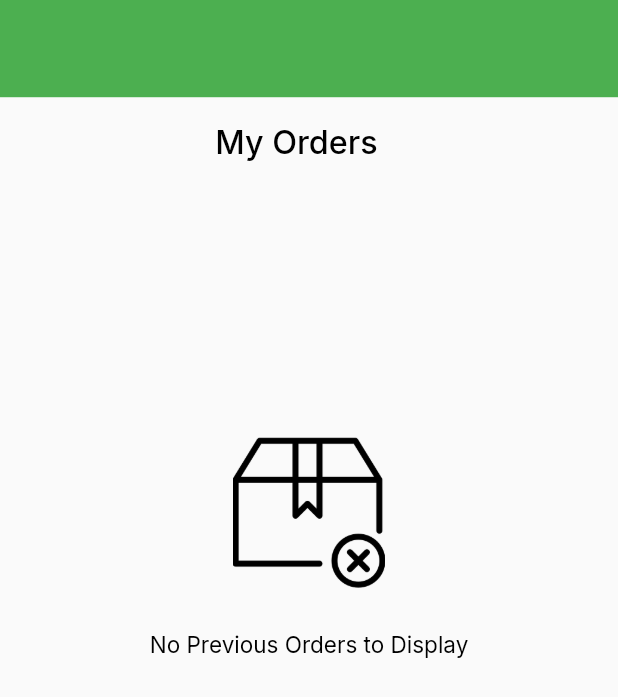
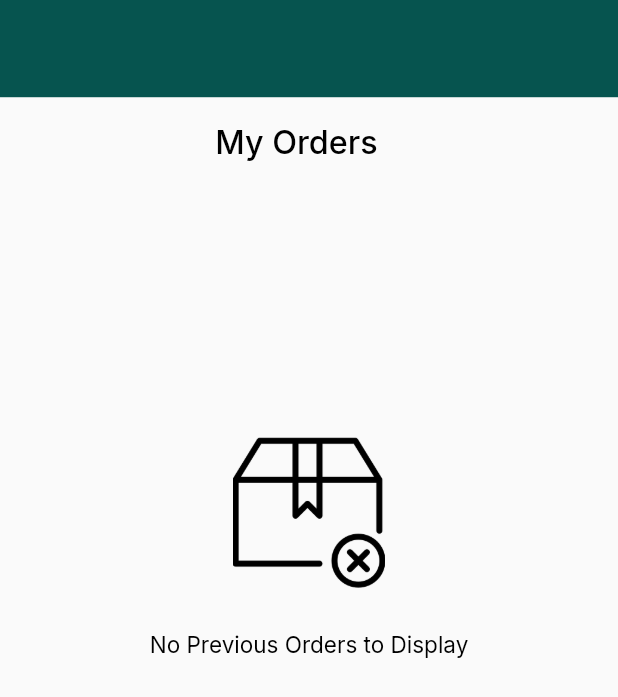
Before and after one commit to Y4S1-SASA/automobile-spare-parts-app, a Flutter app: the OrderList screen opened directly, on a phone screen of 412 x 824 dp. Shown: the top 697 px of the screen. Run offline on Flutter 3.47's test engine with Material 2 defaults, Android fonts, the phone set to English and light mode, and no system bars; our stand-ins replace accordion, cloud_firestore, firebase_auth, firebase_core, firebase_database, firebase_storage and 5 more; missing offline and left inert: confirm_dialog, dart:ffi; accounts and stored records are empty; network calls fail.

Commit message:
theme color changed

```diff
--- a/lib/view/screens/articles/articles-list.dart
+++ b/lib/view/screens/articles/articles-list.dart
@@ -240,7 +240,7 @@ class _ListArticlesState extends State<ListArticles> {
                                                                 vertical: 3),
                                                         decoration:
                                                             BoxDecoration(
-                                                          color: Colors.green,
+                                                          color: Color.fromARGB(255, 6, 84, 79),
                                                           borderRadius:
                                                               BorderRadius
                                                                   .circular(16),
--- a/lib/view/screens/item/item.edit.dart
+++ b/lib/view/screens/item/item.edit.dart
@@ -156,7 +156,7 @@ class _EditItemScreenState extends State<EditItemScreen> {
                     decoration: BoxDecoration(
                       shape: BoxShape.circle,
                       border: Border.all(width: 4, color: Colors.white),
-                      color: Colors.green,
+                      color: Color.fromARGB(255, 6, 84, 79),
                     ),
                     child: GestureDetector(
                         onTap: () async {
--- a/lib/view/screens/item/save.item.dart
+++ b/lib/view/screens/item/save.item.dart
@@ -147,7 +147,7 @@ class _SaveItemState extends State<SaveItem> {
                     decoration: BoxDecoration(
                       shape: BoxShape.circle,
                       border: Border.all(width: 4, color: Colors.white),
-                      color: Colors.green,
+                      color: Color.fromARGB(255, 6, 84, 79),
                     ),
                     child: GestureDetector(
                         onTap: () async {
--- a/lib/view/screens/reservations/screens/order-edit.dart
+++ b/lib/view/screens/reservations/screens/order-edit.dart
@@ -88,7 +88,7 @@ class _EditOrderState extends State<EditOrder> {
             Container(
               height: 70 * fem,
               width: double.infinity,
-              color: Colors.green,
+              color: Color.fromARGB(255, 6, 84, 79),
             ),
             Container(
               margin:
--- a/lib/view/screens/reservations/screens/order-list.dart
+++ b/lib/view/screens/reservations/screens/order-list.dart
@@ -68,7 +68,7 @@ class _OrderListState extends State<OrderList> {
                   Container(
                     height: 70 * fem,
                     width: double.infinity,
-                    color: Colors.green,
+                    color: Color.fromARGB(255, 6, 84, 79),
                   ),
                   Container(
                     margin: EdgeInsets.fromLTRB(
@@ -128,7 +128,7 @@ class _OrderListState extends State<OrderList> {
                               leftIcon: const Icon(Icons.insights_rounded,
                                   color: Colors.white),
                               headerBackgroundColor: Colors.black,
-                              headerBackgroundColorOpened: Colors.green,
+                              headerBackgroundColorOpened: Color.fromARGB(255, 6, 84, 79),
                               header:
                                   Text(order.orderNumber, style: headerStyle),
                               content: Column(
@@ -298,7 +298,7 @@ class _OrderListState extends State<OrderList> {
                 Container(
                   height: 70 * fem,
                   width: double.infinity,
-                  color: Colors.green,
+                  color: Color.fromARGB(255, 6, 84, 79),
                 ),
                 Container(
                   margin: EdgeInsets.fromLTRB(
--- a/lib/view/screens/reservations/screens/payment-gateway.dart
+++ b/lib/view/screens/reservations/screens/payment-gateway.dart
@@ -46,14 +46,14 @@ class _PaymentGatewayState extends State<PaymentGateway> {
     double fem = MediaQuery.of(context).size.width / baseWidth;
     double ffem = fem * 0.97;
     return Scaffold(
-      // appBar: AppBar(backgroundColor: Colors.green, title: Text('')), // App Bar
+      // appBar: AppBar(backgroundColor: Color.fromARGB(255, 6, 84, 79), title: Text('')), // App Bar
       body: SingleChildScrollView(
         child: Column(
           children: [
             Container(
               height: 70 * fem,
               width: double.infinity,
-              color: Colors.green,
+              color: Color.fromARGB(255, 6, 84, 79),
             ),
             Container(
               // Heading place order and back arrow
--- a/lib/view/screens/reservations/screens/place-order.dart
+++ b/lib/view/screens/reservations/screens/place-order.dart
@@ -51,7 +51,7 @@ class _PlaceOrderState extends State<PlaceOrder> {
             Container(
               height: 70 * fem,
               width: double.infinity,
-              color: Colors.green,
+              color: Color.fromARGB(255, 6, 84, 79),
             ),
             Container(
               // Heading place order and back arrow
```
